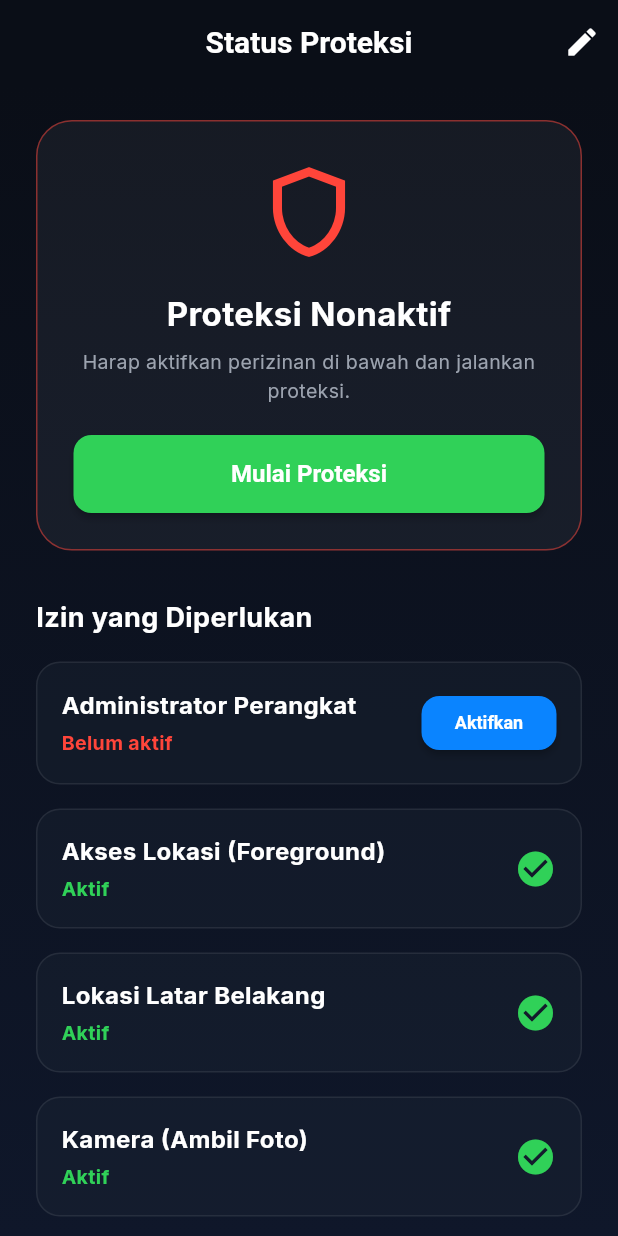
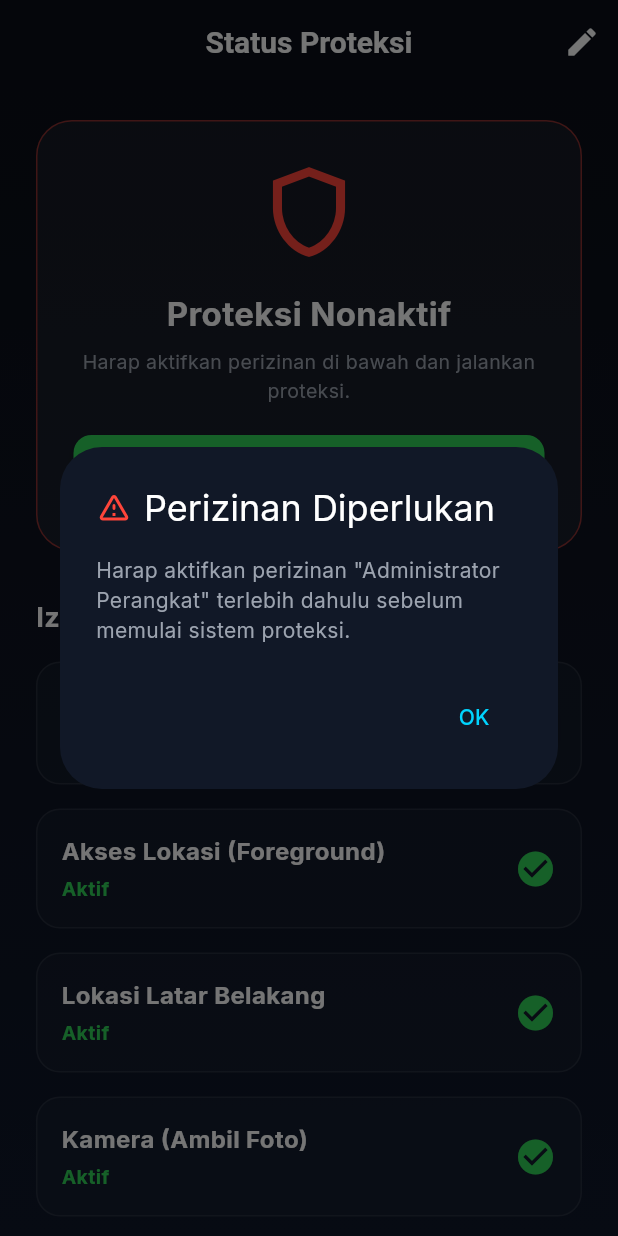
Before and after one commit to Lucifer-pw/LUCIFAX-CDM, a Flutter app: the DeviceStatusScreen screen opened by its route, after a tap on "Mulai Proteksi", on a phone screen of 412 x 824 dp. Run offline on Flutter 3.47's test engine with Material 3 defaults, Android fonts, the phone set to English and light mode, and no system bars; our stand-ins replace audioplayers, battery_plus, cached_network_image, cloud_firestore, device_info_plus, firebase_auth and 12 more; missing offline and left inert: flutter_background_service; accounts and stored records are empty; network calls fail.

Commit message:
fix: prevent force close on Redmi (Android 14) and align SharedPreferences status

```diff
--- a/lib/features/device/screens/device_status_screen.dart
+++ b/lib/features/device/screens/device_status_screen.dart
@@ -114,14 +114,95 @@ class _DeviceStatusScreenState extends ConsumerState<DeviceStatusScreen> {
   }
 
   Future<void> _toggleProtection() async {
+    final prefs = await SharedPreferences.getInstance();
     if (_isProtectionRunning) {
       await BackgroundServiceManager.stop();
       await NativeBridge.stopForegroundService();
+      await prefs.setBool('protection_active', false);
+      setState(() {
+        _isProtectionRunning = false;
+      });
+      if (mounted) {
+        ScaffoldMessenger.of(context).showSnackBar(
+          const SnackBar(
+            content: Text('Sistem proteksi berhasil dinonaktifkan.'),
+            backgroundColor: AppColors.warning,
+          ),
+        );
+      }
     } else {
+      // Check if essential permissions are granted
+      if (!_isAdmin) {
+        _showPermissionWarning('Administrator Perangkat');
+        return;
+      }
+      if (!_isLocationGranted) {
+        _showPermissionWarning('Akses Lokasi (Foreground)');
+        return;
+      }
+      if (!_isBackgroundLocationGranted) {
+        _showPermissionWarning('Akses Lokasi Latar Belakang (Selalu Izinkan)');
+        return;
+      }
+      if (!_isCameraGranted) {
+        _showPermissionWarning('Akses Kamera');
+        return;
+      }
+      if (!_isNotificationGranted) {
+        _showPermissionWarning('Akses Notifikasi');
+        return;
+      }
+      if (!_isPhoneStateGranted) {
+        _showPermissionWarning('Akses Telepon / SIM');
+        return;
+      }
+      if (!_isAccessibilityGranted) {
+        _showPermissionWarning('Aksesibilitas (Remote Control)');
+        return;
+      }
+
       await BackgroundServiceManager.start();
       await NativeBridge.startForegroundService();
+      await prefs.setBool('protection_active', true);
+      setState(() {
+        _isProtectionRunning = true;
+      });
+      if (mounted) {
+        ScaffoldMessenger.of(context).showSnackBar(
+          const SnackBar(
+            content: Text('Sistem proteksi berhasil diaktifkan dan berjalan di latar belakang.'),
+            backgroundColor: AppColors.success,
+          ),
+        );
+      }
     }
     _checkPermissions();
+  }
+
+  void _showPermissionWarning(String permissionName) {
+    showDialog(
+      context: context,
+      builder: (context) => AlertDialog(
+        backgroundColor: AppColors.surface,
+        title: const Row(
+          children: [
+            Icon(Icons.warning_amber_rounded, color: AppColors.danger),
+            SizedBox(width: 8),
+            Text('Perizinan Diperlukan', style: TextStyle(color: Colors.white)),
+          ],
+        ),
+        content: Text(
+          'Harap aktifkan perizinan "$permissionName" terlebih dahulu sebelum memulai sistem proteksi.',
+          style: const TextStyle(color: AppColors.textSecondary),
+        ),
+        actions: [
+          TextButton(
+            onPressed: () => Navigator.pop(context),
+            child: const Text('OK', style: TextStyle(color: AppColors.primaryAccent)),
+          ),
+        ],
+      ),
+    );
   }
 
   Widget _buildPermissionItem({
--- a/pubspec.yaml
+++ b/pubspec.yaml
@@ -1,7 +1,7 @@
 name: lucifax_cdm
 description: "Lucifax CDM - Anti-Theft & Remote Device Management"
 publish_to: 'none'
-version: 1.0.13+13
+version: 1.0.14+14
 
 environment:
   sdk: '>=3.3.0 <4.0.0'
```
Also changed, not shown: lib/features/auth/screens/user_home_screen.dart (+9 -5 lines), 2 other files.
